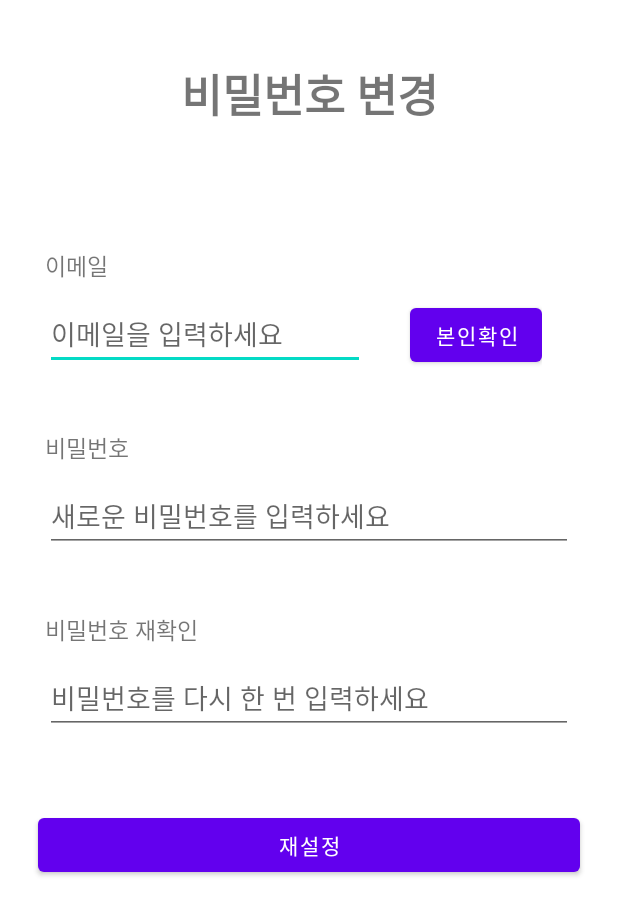
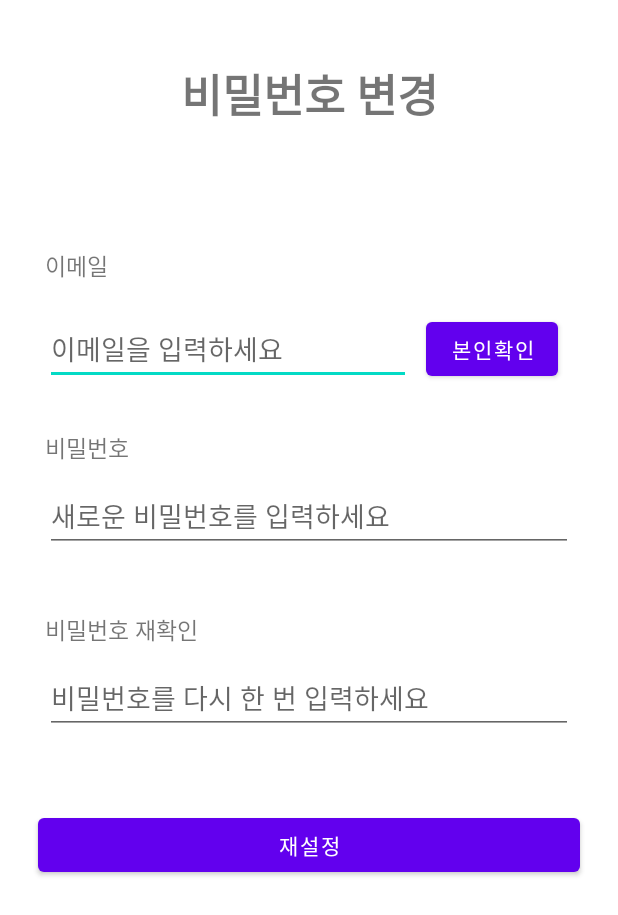
Before and after one commit to qowngus33/Hanium-AI-Pet-Chatbot, an Android app: the PasswordChangeActivity screen opened directly, with no data from a screen before it, on a phone screen of 412 x 824 dp. Shown: the top 915 px of the screen. Run offline under Robolectric (Android 15) with nearby library versions, the phone set to English and light mode, and no system bars.

Commit message:
fix error in layout

```diff
--- a/app/src/main/res/layout/activity_join.xml
+++ b/app/src/main/res/layout/activity_join.xml
@@ -46,7 +46,7 @@
 
             <EditText
                 android:id="@+id/editTextEmail"
-                android:layout_width="200dp"
+                android:layout_width="186dp"
                 android:layout_height="match_parent"
                 android:layout_marginStart="30dp"
                 android:layout_marginEnd="10dp"
--- a/app/src/main/res/layout/password_change.xml
+++ b/app/src/main/res/layout/password_change.xml
@@ -24,41 +24,46 @@
 
         <TextView
             android:id="@+id/emailText"
-            android:layout_below="@+id/changePassword"
             android:layout_width="wrap_content"
             android:layout_height="wrap_content"
+            android:layout_below="@+id/changePassword"
             android:layout_marginStart="30dp"
+            android:layout_marginTop="40dp"
             android:layout_marginEnd="10dp"
-            android:layout_marginTop="40dp"
             android:layout_marginBottom="10dp"
             android:gravity="left"
             android:text="이메일"
             android:textSize="15dp" />
 
         <LinearLayout
-            android:layout_width="wrap_content"
+            android:id="@+id/emailLinearLayout"
+            android:layout_width="match_parent"
             android:layout_height="wrap_content"
             android:layout_below="@+id/emailText"
-            android:id="@+id/emailLinearLayout"
-            android:orientation="horizontal"
-            android:layout_marginBottom="10dp">
+            android:layout_marginStart="10dp"
+            android:layout_marginTop="10dp"
+            android:layout_marginEnd="10dp"
+            android:layout_marginBottom="0dp"
+            android:orientation="horizontal">
 
             <EditText
                 android:id="@+id/editTextEmailAddress"
-                android:layout_width="wrap_content"
+                android:layout_width="180dp"
                 android:layout_height="wrap_content"
+                android:layout_marginStart="20dp"
+                android:layout_marginEnd="10dp"
                 android:layout_weight="1"
-                android:layout_marginStart="30dp"
-                android:layout_marginEnd="30dp"
+                android:ems="10"
                 android:hint="이메일을 입력하세요"
-                android:ems="10"
                 android:inputType="textEmailAddress" />
 
             <Button
                 android:id="@+id/emailCheckButton"
                 android:layout_width="wrap_content"
                 android:layout_height="wrap_content"
-                android:layout_weight="1"
+                android:layout_gravity="end"
+                android:layout_marginStart="0dp"
+                android:layout_marginEnd="30dp"
                 android:text="본인확인" />
         </LinearLayout>
 
```
Also changed, not shown: app/src/main/res/layout/activity_login.xml (+4 -4 lines).
